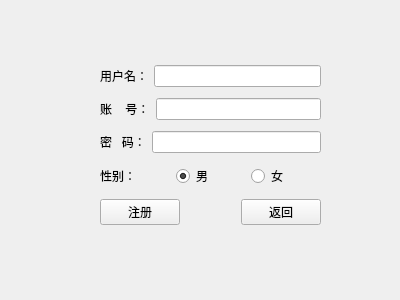
First picture: the form in src/regdialog.ui, repository PuLing0/sdu_Clanguage_Homework, before the edit.
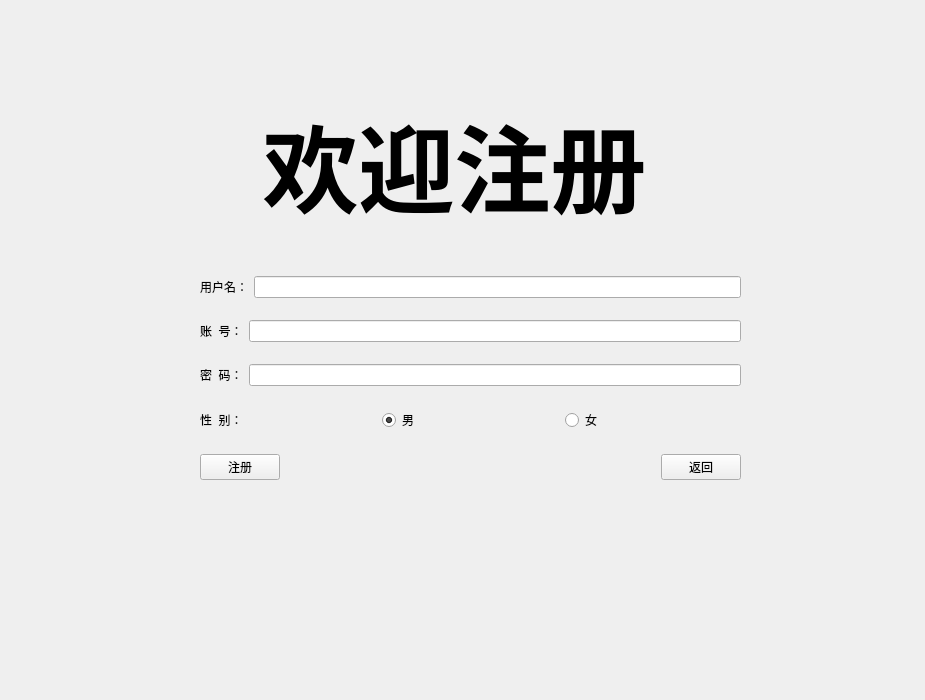
Second picture: the form after the edit.

```diff
--- a/src/regdialog.ui
+++ b/src/regdialog.ui
@@ -6,8 +6,8 @@
    <rect>
     <x>0</x>
     <y>0</y>
-    <width>400</width>
-    <height>300</height>
+    <width>925</width>
+    <height>700</height>
    </rect>
   </property>
   <property name="windowTitle">
@@ -16,10 +16,10 @@
   <widget class="QWidget" name="layoutWidget">
    <property name="geometry">
     <rect>
-     <x>100</x>
-     <y>60</y>
-     <width>221</width>
-     <height>171</height>
+     <x>200</x>
+     <y>260</y>
+     <width>541</width>
+     <height>241</height>
     </rect>
    </property>
    <layout class="QVBoxLayout" name="verticalLayout">
@@ -42,7 +42,7 @@
       <item>
        <widget class="QLabel" name="label_2">
         <property name="text">
-         <string>账    号：</string>
+         <string>账  号：</string>
         </property>
        </widget>
       </item>
@@ -56,7 +56,7 @@
       <item>
        <widget class="QLabel" name="label_3">
         <property name="text">
-         <string>密   码：</string>
+         <string>密  码：</string>
         </property>
        </widget>
       </item>
@@ -70,7 +70,7 @@
       <item>
        <widget class="QLabel" name="label_4">
         <property name="text">
-         <string>性别：</string>
+         <string>性  别：</string>
         </property>
        </widget>
       </item>
@@ -126,6 +126,22 @@
     </item>
    </layout>
   </widget>
+  <widget class="QLabel" name="label_5">
+   <property name="geometry">
+    <rect>
+     <x>140</x>
+     <y>70</y>
+     <width>629</width>
+     <height>191</height>
+    </rect>
+   </property>
+   <property name="text">
+    <string>&lt;html&gt;&lt;head/&gt;&lt;body&gt;&lt;p align=&quot;center&quot;&gt;&lt;span style=&quot; font-size:72pt; font-weight:700;&quot;&gt;欢迎注册&lt;/span&gt;&lt;/p&gt;&lt;/body&gt;&lt;/html&gt;</string>
+   </property>
+   <property name="alignment">
+    <set>Qt::AlignCenter</set>
+   </property>
+  </widget>
  </widget>
  <resources/>
  <connections/>
```
